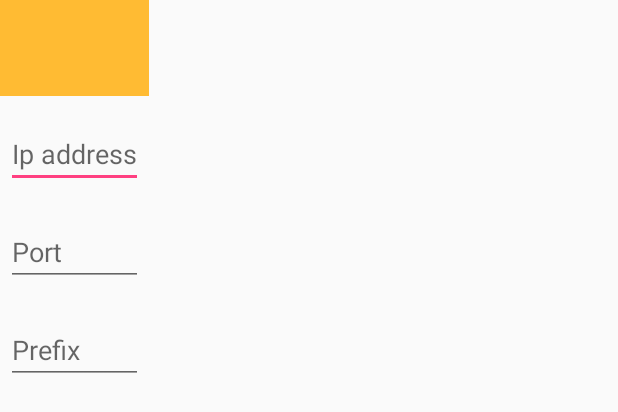
After one commit to luisf11/youtube-android-client, an Android app: the layout server_config.xml on its own in the app's theme, with its tools: preview values and no code run, on a phone screen of 412 x 824 dp. The commit adds this screen. Shown: the top 412 px of the screen. Run offline under Robolectric (Android 15) with nearby library versions, the phone set to English and light mode, and no system bars.

Commit message:
dialog added

```diff
--- /dev/null
+++ b/app/src/main/java/com/example/luisf11/youtubeclient/utils/YoutubeUtility.java
@@ -0,0 +1,8 @@
+package com.example.luisf11.youtubeclient.utils;
+
+/**
+ * Created by Luis Fernando Pena on 6/12/2017.
+ */
+
+public class YoutubeUtility {
+}
--- a/app/src/main/java/com/example/luisf11/youtubeclient/view/SearchActivity.java
+++ b/app/src/main/java/com/example/luisf11/youtubeclient/view/SearchActivity.java
@@ -1,12 +1,16 @@
 package com.example.luisf11.youtubeclient.view;
 
 import android.app.Activity;
+import android.app.AlertDialog;
+import android.app.Dialog;
 import android.content.Context;
+import android.content.DialogInterface;
 import android.content.Intent;
 import android.os.Bundle;
 import android.os.Handler;
-import android.support.annotation.UiThread;
+
 import android.view.KeyEvent;
+import android.view.LayoutInflater;
 import android.view.View;
 import android.view.ViewGroup;
 import android.view.inputmethod.EditorInfo;
@@ -48,7 +52,7 @@ public class SearchActivity extends Activity {
         videosFound = (ListView) findViewById(R.id.videos_found);
         searchButton = (Button) findViewById(R.id.button_search);
         handler = new Handler();
-
+        showDialog();
         searchInput.setOnEditorActionListener(new TextView.OnEditorActionListener() {
             @Override
             public boolean onEditorAction(TextView v, int actionId, KeyEvent event) {
@@ -81,20 +85,20 @@ public class SearchActivity extends Activity {
             public void run() {
                 YoutubeConnector yc = new YoutubeConnector(SearchActivity.this);
                 searchResults = yc.search(keywords);
-//                runOnUiThread(new Runnable(){
+                runOnUiThread(new Runnable(){
+                    @Override
+                    public void run() {
+                        updateVideosFound();
+
+                    }
+                });
+//                handler.post(new Runnable(){
 //                    @Override
-//                    public void run() {
-//                        updateVideosFound();
+//                        public void run() {
+//                            updateVideosFound();
 //
-//                    }
-//                });
-                handler.post(new Runnable(){
-                    @Override
-                        public void run() {
-                            updateVideosFound();
-
-                                 }
-                             });
+//                                 }
+//                             });
             }
         }.start();
     }
@@ -130,6 +134,29 @@ public class SearchActivity extends Activity {
                 startActivity(intent);
             }
         });
+    }
+
+    public void showDialog(){
+        AlertDialog.Builder dialogBuilder = new AlertDialog.Builder(this);
+
+        LayoutInflater inflater = this.getLayoutInflater();
+        final View dialogView = inflater.inflate(R.layout.server_config,null);
+        dialogBuilder.setView(dialogView);
+
+        dialogBuilder.setPositiveButton("Done",new DialogInterface.OnClickListener(){
+            @Override
+            public void onClick(DialogInterface dialogInterface, int i) {
+
+            }
+        });
+        dialogBuilder.setNegativeButton("Cancel", new DialogInterface.OnClickListener() {
+            @Override
+            public void onClick(DialogInterface dialogInterface, int i) {
+
+            }
+        });
+        AlertDialog b = dialogBuilder.create();
+        b.show();
     }
 
     @Override
--- /dev/null
+++ b/app/src/main/res/layout/server_config.xml
@@ -0,0 +1,47 @@
+<?xml version="1.0" encoding="utf-8"?>
+<LinearLayout xmlns:android="http://schemas.android.com/apk/res/android"
+    android:orientation="vertical"
+    android:layout_width="wrap_content"
+    android:layout_height="wrap_content">
+
+    <ImageView
+
+        android:layout_width="match_parent"
+        android:layout_height="64dp"
+        android:scaleType="center"
+        android:background="#FFFFBB33"
+        android:contentDescription="@string/app_name" />
+
+    <EditText
+        android:id="@+id/text_ip"
+        android:inputType="textEmailAddress"
+        android:layout_width="match_parent"
+        android:layout_height="wrap_content"
+        android:layout_marginTop="16dp"
+        android:layout_marginLeft="4dp"
+        android:layout_marginRight="4dp"
+        android:layout_marginBottom="4dp"
+        android:hint="@string/hint_ip" />
+    <EditText
+        android:id="@+id/text_port"
+        android:inputType="textEmailAddress"
+        android:layout_width="match_parent"
+        android:layout_height="wrap_content"
+        android:layout_marginTop="16dp"
+        android:layout_marginLeft="4dp"
+        android:layout_marginRight="4dp"
+        android:layout_marginBottom="4dp"
+        android:hint="@string/hint_port" />
+    <EditText
+        android:id="@+id/text_prefix"
+        android:inputType="textEmailAddress"
+        android:layout_width="match_parent"
+        android:layout_height="wrap_content"
+        android:layout_marginTop="16dp"
+        android:layout_marginLeft="4dp"
+        android:layout_marginRight="4dp"
+        android:layout_marginBottom="4dp"
+        android:hint="@string/hint_prefix" />
+
+
+</LinearLayout>
--- a/app/src/main/res/values/strings.xml
+++ b/app/src/main/res/values/strings.xml
@@ -4,4 +4,8 @@
     <string name="title_activity_player">PlayerActivity</string>
     <string name="search_hint">Search...</string>
     <string name="button_search">Search</string>
+
+    <string name="hint_ip">Ip address</string>
+    <string name="hint_port">Port</string>
+    <string name="hint_prefix">Prefix</string>
 </resources>
```
